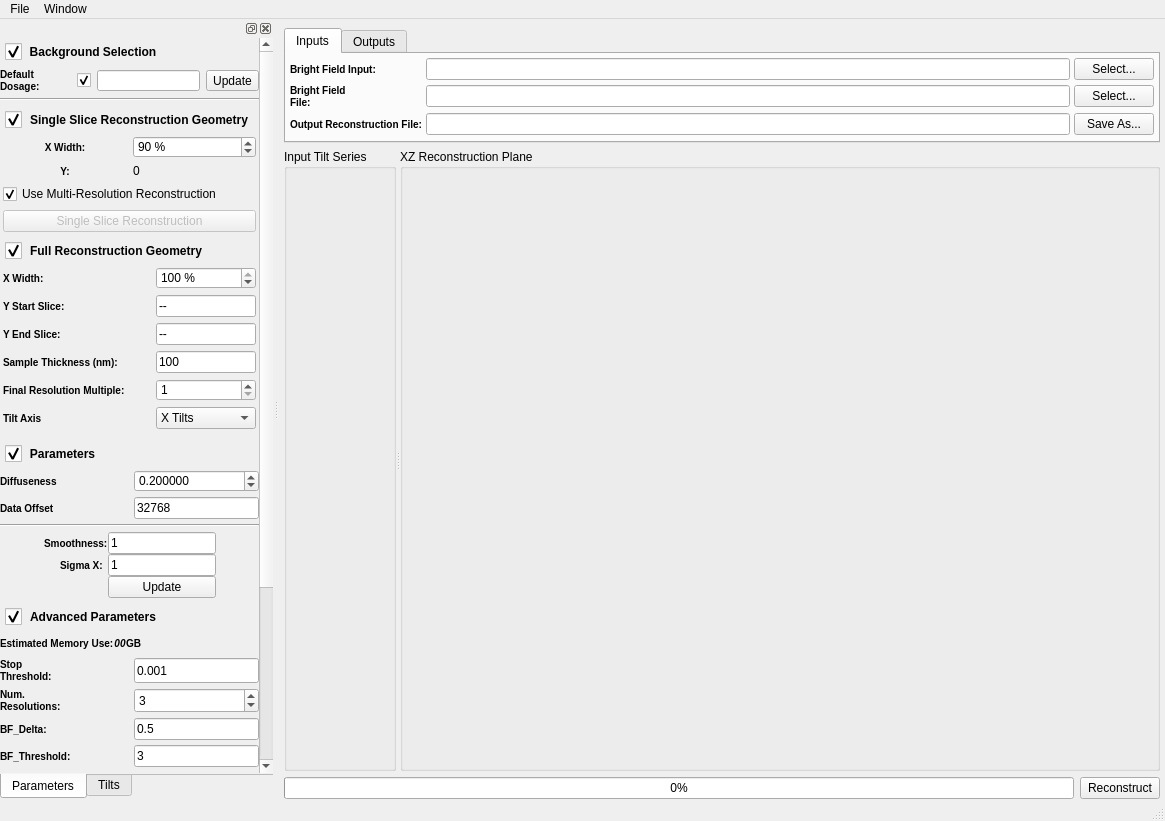
Before: the Qt Designer form Code/Applications/BrightFieldGui/UI_Files/BrightFieldGui.ui in OpenMBIR/OpenMBIR-TEM, drawn with Qt 5.
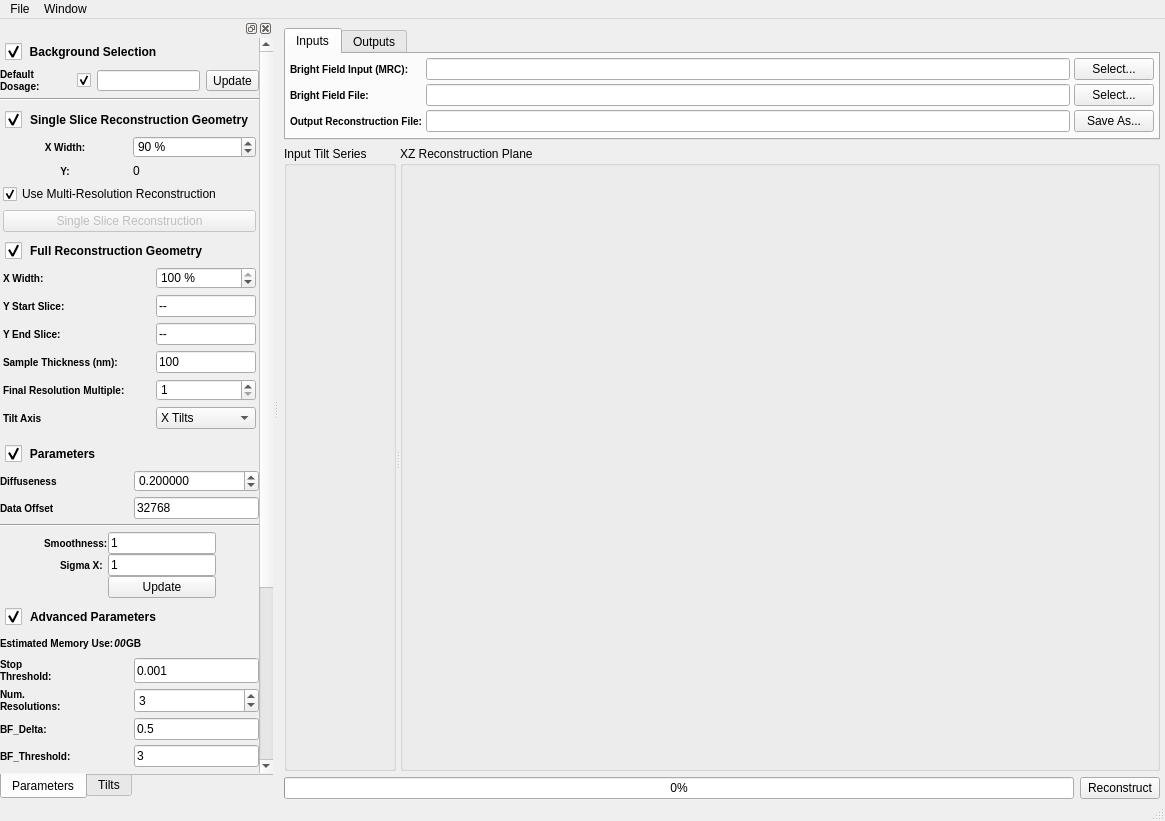
After: the same form once the commit is applied. Icons and pictures are not drawn. Custom widgets are drawn as their Qt base class.

```diff
--- a/Code/Applications/BrightFieldGui/UI_Files/BrightFieldGui.ui
+++ b/Code/Applications/BrightFieldGui/UI_Files/BrightFieldGui.ui
@@ -97,7 +97,7 @@
 }</string>
           </property>
           <property name="text">
-           <string>Bright Field Input:</string>
+           <string>Bright Field Input (MRC):</string>
           </property>
          </widget>
         </item>
@@ -136,8 +136,7 @@
 }</string>
           </property>
           <property name="text">
-           <string>Bright Field
-File:</string>
+           <string>Bright Field File:</string>
           </property>
          </widget>
         </item>
```
